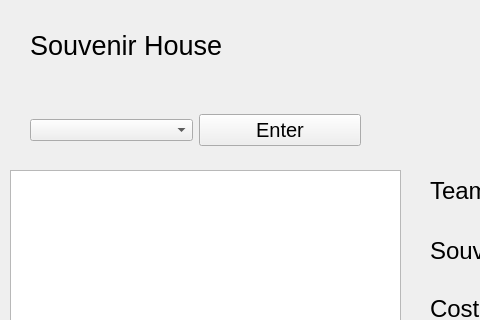
Qt form souveniredit.ui (Ling2251/CS1D-Project-2-Baseball-Project) before a commit; both pictures show x 0 to 480 and y 0 to 320 of the 791 by 572 pixel window.
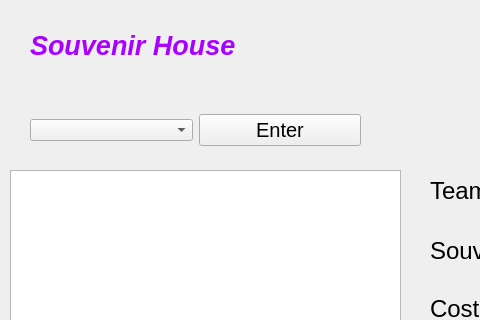
The same form after that commit.

Diff of the .ui file:
```diff
--- a/souveniredit.ui
+++ b/souveniredit.ui
@@ -28,7 +28,7 @@
     <rect>
      <x>30</x>
      <y>20</y>
-     <width>241</width>
+     <width>271</width>
      <height>51</height>
     </rect>
    </property>
@@ -38,7 +38,7 @@
     </font>
    </property>
    <property name="text">
-    <string>Souvenir House</string>
+    <string>&lt;html&gt;&lt;head/&gt;&lt;body&gt;&lt;p&gt;&lt;span style=&quot; font-weight:600; font-style:italic; color:#aa00ff;&quot;&gt;Souvenir House&lt;/span&gt;&lt;/p&gt;&lt;/body&gt;&lt;/html&gt;</string>
    </property>
   </widget>
   <widget class="QPushButton" name="addButton">
```
